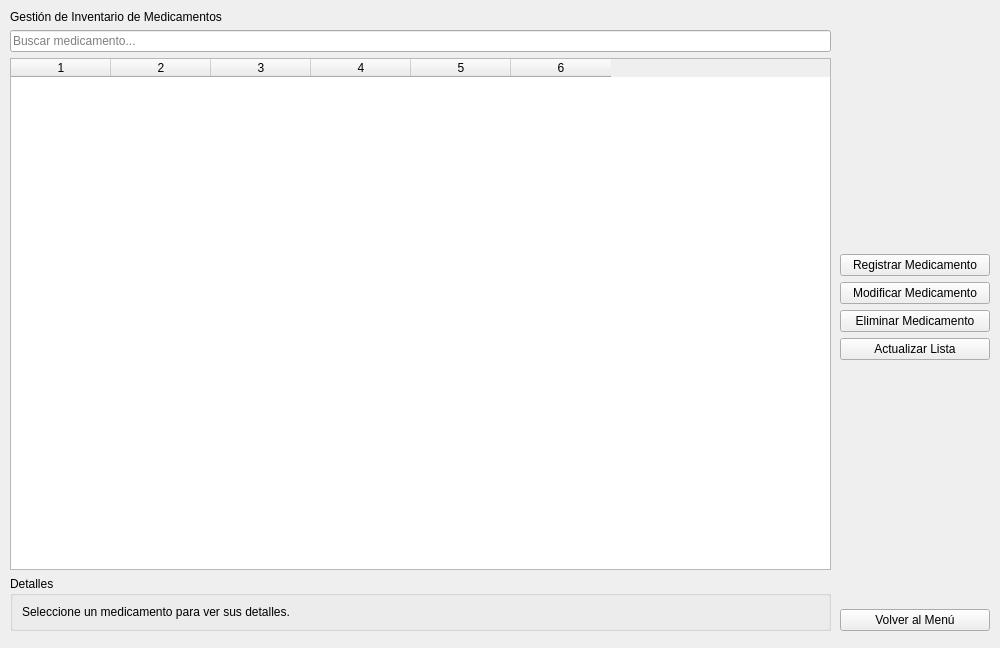
Qt form Documentacion/QtDesigner/Medicamentoswidget.ui (AsgardUtvt/ProyectoIntegrador1) before a commit.
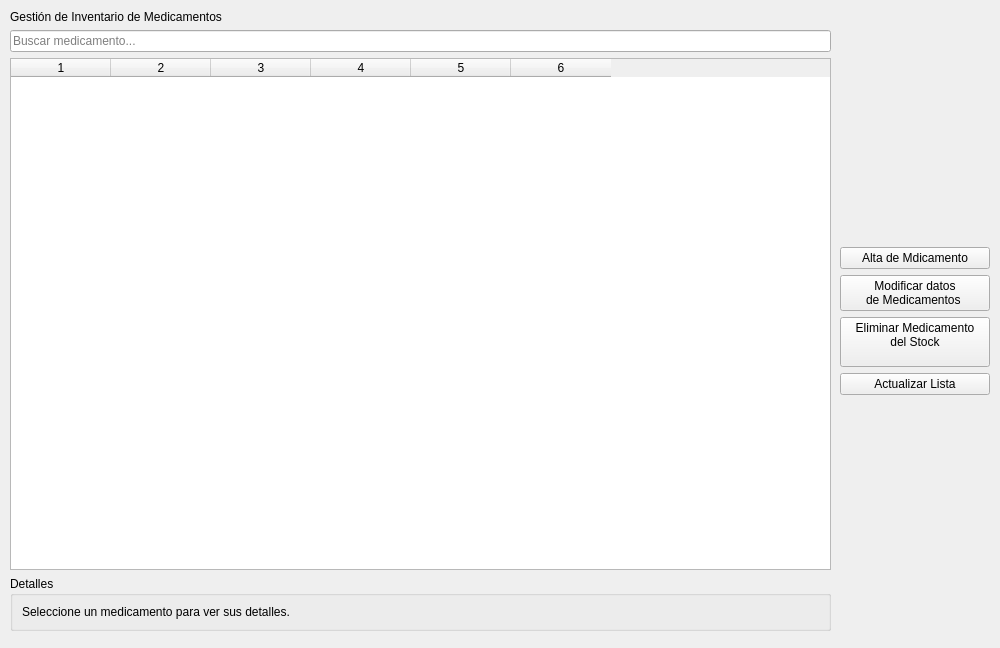
The same form after that commit.

Commit message: BORRE EL BOTON DE VOLVER AL MENU DE LA VENTANA DE MEDICAMENTOS

Diff of the .ui file:
```diff
--- a/Documentacion/QtDesigner/Medicamentoswidget.ui
+++ b/Documentacion/QtDesigner/Medicamentoswidget.ui
@@ -39,21 +39,24 @@
     <item>
      <widget class="QPushButton" name="btnRegistrar">
       <property name="text">
-       <string>Registrar Medicamento</string>
+       <string>Alta de Mdicamento</string>
       </property>
      </widget>
     </item>
     <item>
      <widget class="QPushButton" name="btnModificar">
       <property name="text">
-       <string>Modificar Medicamento</string>
+       <string>Modificar datos 
+de Medicamentos </string>
       </property>
      </widget>
     </item>
     <item>
      <widget class="QPushButton" name="btnEliminar">
       <property name="text">
-       <string>Eliminar Medicamento</string>
+       <string>Eliminar Medicamento
+del Stock
+</string>
       </property>
      </widget>
     </item>
@@ -77,13 +80,6 @@
       </property>
      </spacer>
     </item>
-    <item>
-     <widget class="QPushButton" name="btnVolver">
-      <property name="text">
-       <string>Volver al Menú</string>
-      </property>
-     </widget>
-    </item>
    </layout>
   </widget>
   <widget class="QWidget" name="layoutWidget_2">
```
The commit also changes 6 other files.
